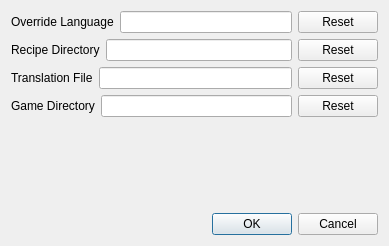
DreamHelium/dhlrc, file src/qt/configui.ui: the form before one commit.
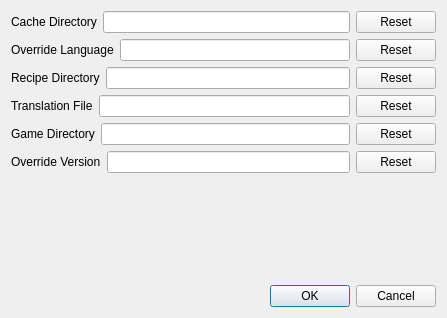
The form after the commit.

Commit message: [0.3.2-pre] Finish Config UI and change some old code

```diff
--- a/src/qt/configui.ui
+++ b/src/qt/configui.ui
@@ -6,8 +6,8 @@
    <rect>
     <x>0</x>
     <y>0</y>
-    <width>389</width>
-    <height>246</height>
+    <width>447</width>
+    <height>318</height>
    </rect>
   </property>
   <property name="windowTitle">
@@ -21,6 +21,27 @@
     <layout class="QVBoxLayout" name="verticalLayout_6">
      <item>
       <layout class="QVBoxLayout" name="verticalLayout_2">
+       <item>
+        <layout class="QHBoxLayout" name="horizontalLayout_5">
+         <item>
+          <widget class="QLabel" name="label_5">
+           <property name="text">
+            <string>Cache Directory</string>
+           </property>
+          </widget>
+         </item>
+         <item>
+          <widget class="QLineEdit" name="lineEdit_5"/>
+         </item>
+         <item>
+          <widget class="QPushButton" name="resetButton5">
+           <property name="text">
+            <string>Reset</string>
+           </property>
+          </widget>
+         </item>
+        </layout>
+       </item>
        <item>
         <layout class="QHBoxLayout" name="horizontalLayout">
          <item>
@@ -105,6 +126,27 @@
          </item>
         </layout>
        </item>
+       <item>
+        <layout class="QHBoxLayout" name="horizontalLayout_6">
+         <item>
+          <widget class="QLabel" name="label_6">
+           <property name="text">
+            <string>Override Version</string>
+           </property>
+          </widget>
+         </item>
+         <item>
+          <widget class="QLineEdit" name="lineEdit_6"/>
+         </item>
+         <item>
+          <widget class="QPushButton" name="resetButton6">
+           <property name="text">
+            <string>Reset</string>
+           </property>
+          </widget>
+         </item>
+        </layout>
+       </item>
       </layout>
      </item>
      <item>
```
The commit also changes 7 other files.
